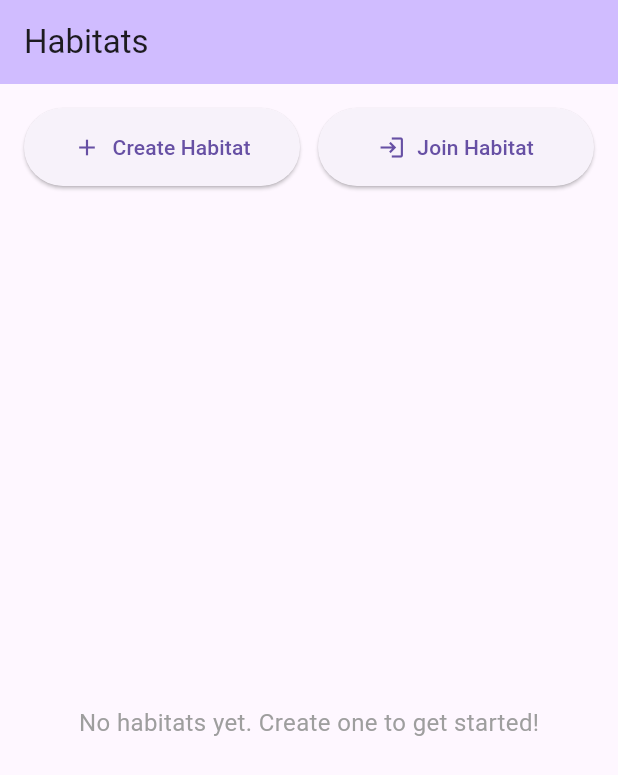
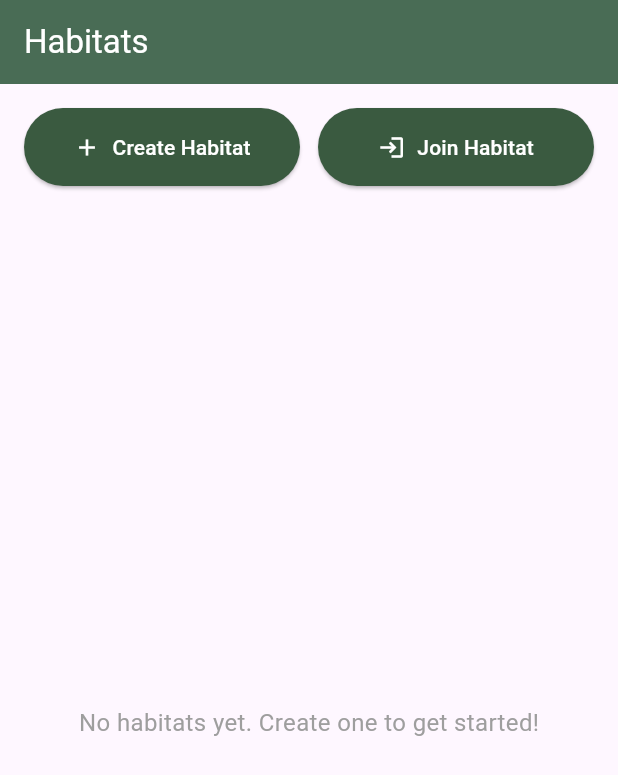
Before and after one commit to Starlumine/habitat-app, a Flutter app: the HabitatHomePage screen opened directly, on a phone screen of 412 x 824 dp. Shown: the top 775 px of the screen. Run offline on Flutter 3.47's test engine with Material 3 defaults, Android fonts, the phone set to English and light mode, and no system bars; our stand-ins replace cloud_firestore, dotted_border, firebase_core, image_picker; accounts and stored records are empty.

Commit message:
color changes
changed some of the colors in the application.

```diff
--- /dev/null
+++ b/habitat_application/devtools_options.yaml
@@ -0,0 +1,3 @@
+description: This file stores settings for Dart & Flutter DevTools.
+documentation: https://docs.flutter.dev/tools/devtools/extensions#configure-extension-enablement-states
+extensions:
--- a/habitat_application/lib/app.dart
+++ b/habitat_application/lib/app.dart
@@ -1,8 +1,8 @@
 import 'package:flutter/material.dart';
 import 'screens/add_habitat_screen.dart';
 
-class MyApp extends StatelessWidget {
-  const MyApp({super.key});
+class HabitatHome extends StatelessWidget {
+  const HabitatHome({super.key});
 
   @override
   Widget build(BuildContext context) {
--- a/habitat_application/lib/messaging.dart
+++ b/habitat_application/lib/messaging.dart
@@ -58,8 +58,8 @@ class _GroupListScreenState extends State<GroupListScreen> {
             width: double.infinity,
             padding: const EdgeInsets.symmetric(horizontal: 16, vertical: 20),
             decoration: BoxDecoration(
-              color: const Color(0xFF588157), // full green background
-              borderRadius: BorderRadius.circular(12),
+              color: const Color(0xFF496C55), // full green background
+              //borderRadius: BorderRadius.circular(12),
             ),
             child: Row(
               mainAxisAlignment: MainAxisAlignment.spaceBetween,
--- a/habitat_application/lib/screens/add_habitat_screen.dart
+++ b/habitat_application/lib/screens/add_habitat_screen.dart
@@ -1,6 +1,8 @@
+import 'package:flutter/cupertino.dart';
 import 'package:flutter/material.dart';
 import 'package:cloud_firestore/cloud_firestore.dart';
 import 'group_detail_screen.dart';
+
 
 class HabitatHomePage extends StatefulWidget {
   const HabitatHomePage({super.key});
@@ -16,10 +18,14 @@ class _HabitatHomePageState extends State<HabitatHomePage> {
       FirebaseFirestore.instance.collection('habitats');
 
   void _createHabitat() {
+
     showDialog(
+
       context: context,
       builder: (BuildContext context) {
+
         return AlertDialog(
+          backgroundColor: Color(0xFFB4C9B4),
           title: const Text('Create Habitat'),
           content: TextField(
             controller: _nameController,
@@ -89,6 +95,7 @@ class _HabitatHomePageState extends State<HabitatHomePage> {
       context: context,
       builder: (BuildContext context) {
         return AlertDialog(
+
           title: const Text('Join Habitat'),
           content: TextField(
             controller: _joinCodeController,
@@ -201,21 +208,27 @@ class _HabitatHomePageState extends State<HabitatHomePage> {
   Widget build(BuildContext context) {
     return Scaffold(
       appBar: AppBar(
-        backgroundColor: Theme.of(context).colorScheme.inversePrimary,
-        title: const Text('Habitats'),
+        //backgroundColor: Theme.of(context).colorScheme.inversePrimary,
+        backgroundColor: Color (0xFF496C55),
+        title: const Text('Habitats', style: TextStyle(color: Colors.white),
+      ),
       ),
       body: Column(
+
         children: [
           Padding(
+
             padding: const EdgeInsets.all(16.0),
             child: Row(
               children: [
                 Expanded(
                   child: ElevatedButton.icon(
+
                     onPressed: _createHabitat,
-                    icon: const Icon(Icons.add),
-                    label: const Text('Create Habitat'),
+                    icon: const Icon(Icons.add, color: Colors.white ),
+                    label: const Text('Create Habitat', style: TextStyle(color: Colors.white)),
                     style: ElevatedButton.styleFrom(
+                      backgroundColor: (Color(0xFF3A5A40)),
                       padding: const EdgeInsets.symmetric(vertical: 16.0),
                     ),
                   ),
@@ -224,9 +237,10 @@ class _HabitatHomePageState extends State<HabitatHomePage> {
                 Expanded(
                   child: ElevatedButton.icon(
                     onPressed: _joinGroup,
-                    icon: const Icon(Icons.login),
-                    label: const Text('Join Habitat'),
+                    icon: const Icon(Icons.login, color: Colors.white),
+                    label: const Text('Join Habitat', style: TextStyle(color: Colors.white)),
                     style: ElevatedButton.styleFrom(
+                      backgroundColor: (Color(0xFF3A5A40)),
                       padding: const EdgeInsets.symmetric(vertical: 16.0),
                     ),
                   ),
```
Also changed, not shown: 2 other files.
